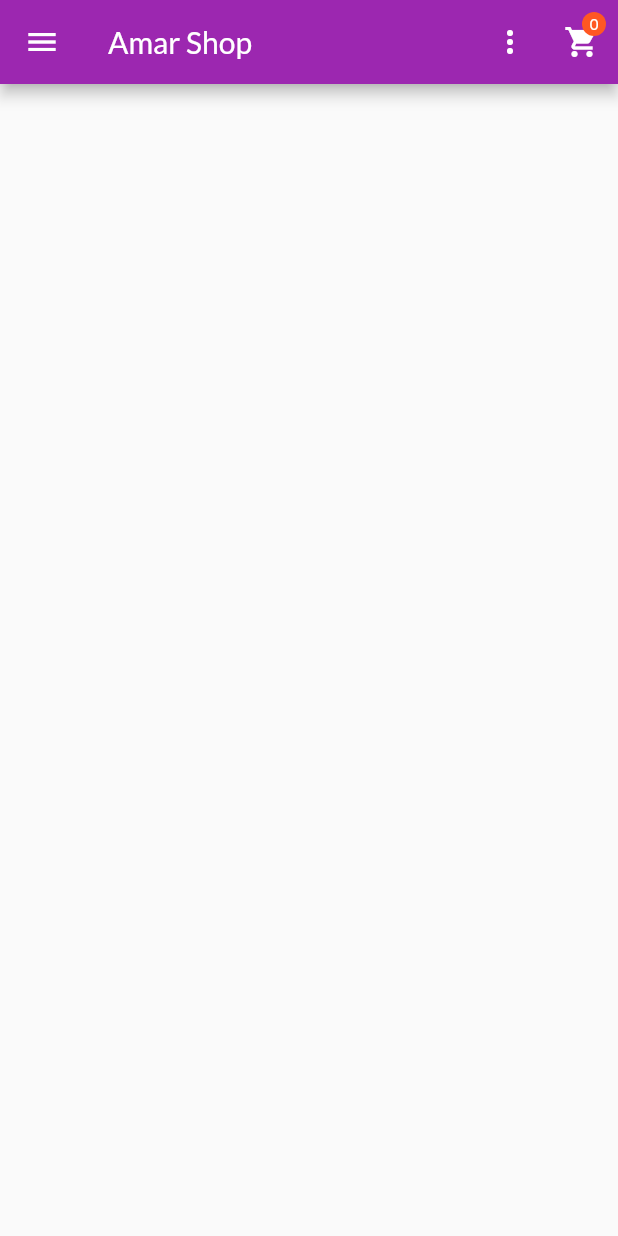
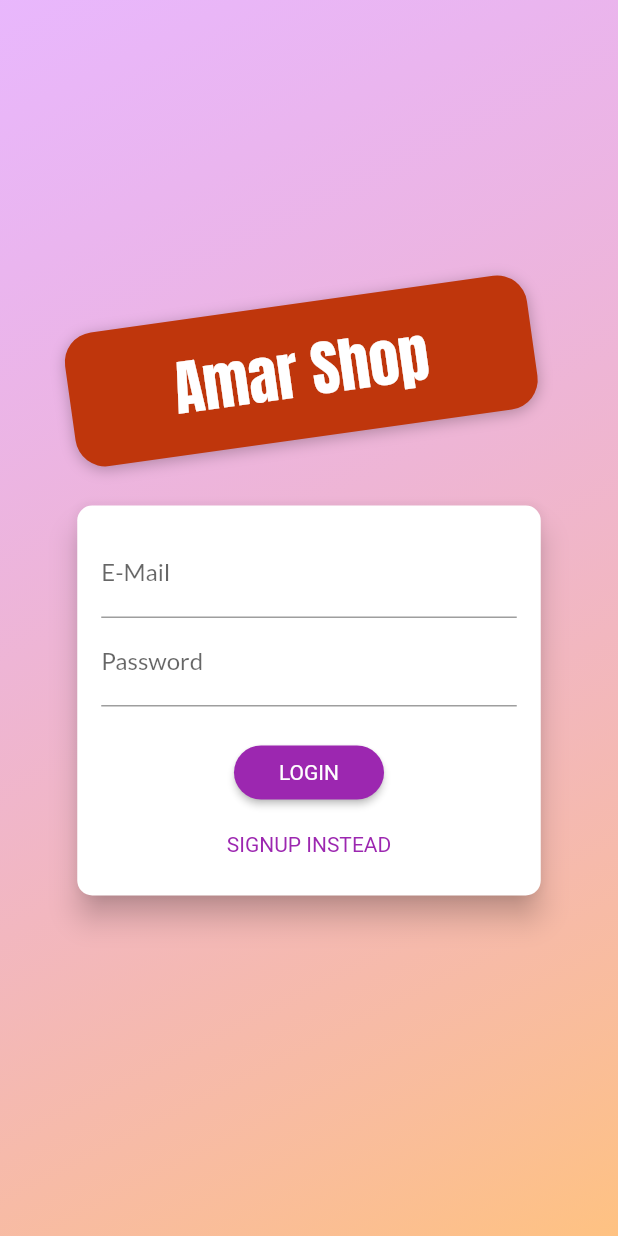
Before and after one commit to engineer-aslam-hossain/amar_shop, a Flutter app: the screen it shows after launch, on a phone screen of 412 x 824 dp. Run offline on Flutter 3.47's test engine with Material 2 defaults, Android fonts, the phone set to English and light mode, and no system bars.

Commit message:
enough for today

```diff
--- a/lib/main.dart
+++ b/lib/main.dart
@@ -1,3 +1,5 @@
+import 'package:amar_shop/providers/auth.dart';
+import 'package:amar_shop/screens/auth_screen.dart';
 import 'package:amar_shop/screens/edit_product_screen.dart';
 import 'package:amar_shop/screens/user_products_screen.dart';
 import 'package:flutter/material.dart';
@@ -20,11 +22,22 @@ class MyApp extends StatelessWidget {
   Widget build(BuildContext context) {
     return MultiProvider(
       providers: [
-        ChangeNotifierProvider(create: (ctx) => Products()),
+        ChangeNotifierProvider(create: (ctx) => Auth()),
+        ChangeNotifierProxyProvider<Auth, Products>(
+          create: (ctx) =>
+              Products(Provider.of<Auth>(ctx, listen: false).token),
+          update: (ctx, auth, prevProducts) =>
+              Products(Provider.of<Auth>(ctx, listen: false).token),
+        ),
         ChangeNotifierProvider(create: (ctx) => Cart()),
-        ChangeNotifierProvider(create: (ctx) => Orders()),
+        ChangeNotifierProxyProvider<Auth, Orders>(
+          create: (ctx) => Orders(Provider.of<Auth>(ctx, listen: false).token),
+          update: (ctx, auth, prevProducts) =>
+              Orders(Provider.of<Auth>(ctx, listen: false).token),
+        ),
       ],
-      child: MaterialApp(
+      child: Consumer<Auth>(
+        builder: (ctx, auth, child) => MaterialApp(
           debugShowCheckedModeBanner: false,
           title: 'Amar Shop',
           theme: ThemeData(
@@ -34,7 +47,8 @@ class MyApp extends StatelessWidget {
           ),
           initialRoute: '/',
           routes: {
-          '/': (ctx) => ProductOverviewScreen(),
+            '/': (ctx) => auth.isAuth ? ProductOverviewScreen() : AuthScreen(),
+            ProductOverviewScreen.routeName: (ctx) => ProductOverviewScreen(),
             ProductDetailScreen.routeName: (ctx) => ProductDetailScreen(),
             CartScreen.routeName: (ctx) => CartScreen(),
             OrdersScreen.routeName: (ctx) => OrdersScreen(),
@@ -42,6 +56,7 @@ class MyApp extends StatelessWidget {
             EditProductScreen.routeName: (ctx) => EditProductScreen(),
           },
         ),
+      ),
     );
   }
 }
--- /dev/null
+++ b/lib/providers/auth.dart
@@ -0,0 +1,63 @@
+import 'package:amar_shop/models/http_exception.dart';
+import 'package:flutter/material.dart';
+import 'package:http/http.dart' as http;
+import 'dart:convert';
+
+class Auth with ChangeNotifier {
+  String _token;
+  DateTime _expiryDate;
+  String _userId;
+
+  bool get isAuth {
+    return token != null;
+  }
+
+  String get token {
+    if (_expiryDate != null &&
+        _expiryDate.isAfter(DateTime.now()) &&
+        _token != null) {
+      return _token;
+    }
+    return null;
+  }
+
+  Future<void> _authenticate(
+      String email, String password, String method) async {
+    final url =
+        'https://identitytoolkit.googleapis.com/v1/accounts:$method?key=AIzaSyCzyeg_ea6OtP5KNigZxI6GGOiftwBZ3tE';
+
+    try {
+      final response = await http.post(
+        Uri.parse(url),
+        body: json.encode(
+          {
+            'email': email,
+            'password': password,
+            'returnSecureToken': true,
+          },
+        ),
+      );
+      final responseData = json.decode(response.body);
+      if (responseData['error'] != null) {
+        throw HttpException(responseData['error']['message']);
+      }
+
+      _token = responseData['idToken'];
+      _userId = responseData['localId'];
+      _expiryDate = DateTime.now()
+          .add(Duration(seconds: int.parse(responseData['expiresIn'])));
+
+      notifyListeners();
+    } catch (err) {
+      throw err;
+    }
+  }
+
+  Future<void> signUp(String email, String password) async {
+    return _authenticate(email, password, 'signUp');
+  }
+
+  Future<void> signIn(String email, String password) async {
+    return _authenticate(email, password, 'signInWithPassword');
+  }
+}
--- a/lib/providers/product.dart
+++ b/lib/providers/product.dart
@@ -19,12 +19,12 @@ class Product with ChangeNotifier {
     this.isFavorite = false,
   });
 
-  Future<void> toggleFavoriteStatus() async {
+  Future<void> toggleFavoriteStatus(String token) async {
     final oldStatus = isFavorite;
     isFavorite = !isFavorite;
     notifyListeners();
     final url =
-        'https://amar-shop-efdfb-default-rtdb.firebaseio.com/products/$id.json';
+        'https://amar-shop-efdfb-default-rtdb.firebaseio.com/products/$id.json?auth=$token';
 
     try {
       final response = await http.patch(Uri.parse(url),
--- /dev/null
+++ b/lib/screens/auth_screen.dart
@@ -0,0 +1,288 @@
+import 'dart:math';
+
+import 'package:amar_shop/models/http_exception.dart';
+import 'package:amar_shop/providers/auth.dart';
+import 'package:amar_shop/screens/product_overview_screen.dart';
+import 'package:flutter/material.dart';
+import 'package:provider/provider.dart';
+
+enum AuthMode { Signup, Login }
+
+class AuthScreen extends StatelessWidget {
+  static const routeName = '/auth';
+
+  @override
+  Widget build(BuildContext context) {
+    final deviceSize = MediaQuery.of(context).size;
+    // final transformConfig = Matrix4.rotationZ(-8 * pi / 180);
+    // transformConfig.translate(-10.0);
+    return Scaffold(
+      // resizeToAvoidBottomInset: false,
+      body: Stack(
+        children: <Widget>[
+          Container(
+            decoration: BoxDecoration(
+              gradient: LinearGradient(
+                colors: [
+                  Color.fromRGBO(215, 117, 255, 1).withOpacity(0.5),
+                  Color.fromRGBO(255, 188, 117, 1).withOpacity(0.9),
+                ],
+                begin: Alignment.topLeft,
+                end: Alignment.bottomRight,
+                stops: [0, 1],
+              ),
+            ),
+          ),
+          SingleChildScrollView(
+            child: Container(
+              height: deviceSize.height,
+              width: deviceSize.width,
+              child: Column(
+                mainAxisAlignment: MainAxisAlignment.center,
+                crossAxisAlignment: CrossAxisAlignment.center,
+                children: <Widget>[
+                  Flexible(
+                    child: Container(
+                      margin: EdgeInsets.only(bottom: 20.0),
+                      padding: EdgeInsets.symmetric(
+                          vertical: 15.0, horizontal: 70.0),
+                      transform: Matrix4.rotationZ(-8 * pi / 180)
+                        ..translate(-10.0),
+                      // ..translate(-10.0),
+                      decoration: BoxDecoration(
+                        borderRadius: BorderRadius.circular(20),
+                        color: Colors.deepOrange.shade900,
+                        boxShadow: [
+                          BoxShadow(
+                            blurRadius: 8,
+                            color: Colors.black26,
+                            offset: Offset(0, 2),
+                          )
+                        ],
+                      ),
+                      child: Text(
+                        'Amar Shop',
+                        style: TextStyle(
+                          color:
+                              Theme.of(context).accentTextTheme.headline6.color,
+                          fontSize: 40,
+                          fontFamily: 'Anton',
+                          fontWeight: FontWeight.normal,
+                        ),
+                      ),
+                    ),
+                  ),
+                  Flexible(
+                    flex: deviceSize.width > 600 ? 2 : 1,
+                    child: AuthCard(),
+                  ),
+                ],
+              ),
+            ),
+          ),
+        ],
+      ),
+    );
+  }
+}
+
+class AuthCard extends StatefulWidget {
+  const AuthCard({
+    Key key,
+  }) : super(key: key);
+
+  @override
+  _AuthCardState createState() => _AuthCardState();
+}
+
+class _AuthCardState extends State<AuthCard> {
+  final GlobalKey<FormState> _formKey = GlobalKey();
+  AuthMode _authMode = AuthMode.Login;
+  Map<String, String> _authData = {
+    'email': '',
+    'password': '',
+  };
+  var _isLoading = false;
+  final _passwordController = TextEditingController();
+
+  void _showErrorDialog(String message) {
+    showDialog(
+      context: context,
+      builder: (ctx) => AlertDialog(
+        title: Text('An Error Occurred!'),
+        content: Text(message),
+        actions: [
+          TextButton(
+            onPressed: () {
+              Navigator.of(context).pop();
+            },
+            child: Text('Okay'),
+          ),
+        ],
+      ),
+    );
+  }
+
+  Future<void> _submit() async {
+    if (!_formKey.currentState.validate()) {
+      // Invalid!
+      return;
+    }
+    _formKey.currentState.save();
+    setState(() {
+      _isLoading = true;
+    });
+    try {
+      if (_authMode == AuthMode.Login) {
+        // Log user in
+        await Provider.of<Auth>(context, listen: false)
+            .signIn(_authData['email'], _authData['password']);
+        Navigator.pushNamed(context, ProductOverviewScreen.routeName);
+      } else {
+        // Sign user up
+        await Provider.of<Auth>(context, listen: false)
+            .signUp(_authData['email'], _authData['password']);
+      }
+    } on HttpException catch (err) {
+      var errorMessage = 'Authentication Failed';
+      if (err.toString().contains('EMAIL_EXISTS')) {
+        errorMessage = 'This email address already exists';
+      } else if (err.toString().contains('TOO_MANY_ATTEMPTS_TRY_LATER')) {
+        errorMessage = 'Too many Attempts try again later';
+      } else if (err.toString().contains('OPERATION_NOT_ALLOWED')) {
+        errorMessage = 'Password sign-in is disabled for this project.';
+      } else if (err.toString().contains('INVALID_EMAIL')) {
+        errorMessage = 'This is not a valid email address';
+      } else if (err.toString().contains('WEAK_PASSWORD')) {
+        errorMessage = 'This password is too weak.';
+      } else if (err.toString().contains('EMAIL_NOT_FOUND')) {
+        errorMessage = 'Email not found .';
+      } else if (err.toString().contains('INVALID_PASSWORD')) {
+        errorMessage = 'Password is incorrect for this account';
+      } else if (err.toString().contains('USER_DISABLED')) {
+        errorMessage = 'User is desabled by the authority';
+      }
+      _showErrorDialog(errorMessage);
+    } catch (err) {
+      var errorMessage = 'could not authenticate you. Please try again later.';
+      _showErrorDialog(errorMessage);
+    }
+    setState(() {
+      _isLoading = false;
+    });
+  }
+
+  void _switchAuthMode() {
+    if (_authMode == AuthMode.Login) {
+      setState(() {
+        _authMode = AuthMode.Signup;
+      });
+    } else {
+      setState(() {
+        _authMode = AuthMode.Login;
+      });
+    }
+  }
+
+  @override
+  Widget build(BuildContext context) {
+    final deviceSize = MediaQuery.of(context).size;
+    return Card(
+      shape: RoundedRectangleBorder(
+        borderRadius: BorderRadius.circular(10.0),
+      ),
+      elevation: 8.0,
+      child: Container(
+        height: _authMode == AuthMode.Signup ? 320 : 260,
+        constraints:
+            BoxConstraints(minHeight: _authMode == AuthMode.Signup ? 320 : 260),
+        width: deviceSize.width * 0.75,
+        padding: EdgeInsets.all(16.0),
+        child: Form(
+          key: _formKey,
+          child: SingleChildScrollView(
+            child: Column(
+              children: <Widget>[
+                TextFormField(
+                  decoration: InputDecoration(labelText: 'E-Mail'),
+                  keyboardType: TextInputType.emailAddress,
+                  validator: (value) {
+                    if (value.isEmpty || !value.contains('@')) {
+                      return 'Invalid email!';
+                    }
+                    return null;
+                    return null;
+                  },
+                  onSaved: (value) {
+                    _authData['email'] = value;
+                  },
+                ),
+                TextFormField(
+                  decoration: InputDecoration(labelText: 'Password'),
+                  obscureText: true,
+                  controller: _passwordController,
+                  validator: (value) {
+                    if (value.isEmpty || value.length < 5) {
+                      return 'Password is too short!';
+                    }
+                  },
+                  onSaved: (value) {
+                    _authData['password'] = value;
+                  },
+                ),
+                if (_authMode == AuthMode.Signup)
+                  TextFormField(
+                    enabled: _authMode == AuthMode.Signup,
+                    decoration: InputDecoration(labelText: 'Confirm Password'),
+                    obscureText: true,
+                    validator: _authMode == AuthMode.Signup
+                        ? (value) {
+                            if (value != _passwordController.text) {
+                              return 'Passwords do not match!';
+                            }
+                          }
+                        : null,
+                  ),
+                SizedBox(
+                  height: 20,
+                ),
+                if (_isLoading)
+                  CircularProgressIndicator()
+                else
+                  ElevatedButton(
+                    child:
+                        Text(_authMode == AuthMode.Login ? 'LOGIN' : 'SIGN UP'),
+                    onPressed: _submit,
+                    style: ButtonStyle(
+                      shape: MaterialStateProperty.all(
+                        RoundedRectangleBorder(
+                          borderRadius: BorderRadius.circular(20),
+                        ),
+                      ),
+                      padding: MaterialStateProperty.all(EdgeInsets.symmetric(
+                          horizontal: 30.0, vertical: 8.0)),
+                      backgroundColor: MaterialStateProperty.all(
+                          Theme.of(context).primaryColor),
+                      textStyle: MaterialStateProperty.all(TextStyle(
+                        color: Theme.of(context).primaryTextTheme.button.color,
+                      )),
+                    ),
+                  ),
+                TextButton(
+                  child: Text(
+                      '${_authMode == AuthMode.Login ? 'SIGNUP' : 'LOGIN'} INSTEAD'),
+                  onPressed: _switchAuthMode,
+                  style: ButtonStyle(
+                      padding: MaterialStateProperty.all(
+                          EdgeInsets.symmetric(horizontal: 30.0, vertical: 4)),
+                      textStyle: MaterialStateProperty.all(
+                          TextStyle(color: Theme.of(context).primaryColor))),
+                ),
+              ],
+            ),
+          ),
+        ),
+      ),
+    );
+  }
+}
--- a/lib/widgets/product_item.dart
+++ b/lib/widgets/product_item.dart
@@ -1,3 +1,4 @@
+import 'package:amar_shop/providers/auth.dart';
 import 'package:amar_shop/providers/cart.dart';
 import 'package:flutter/material.dart';
 import 'package:provider/provider.dart';
@@ -9,6 +10,7 @@ class ProductItem extends StatelessWidget {
   Widget build(BuildContext context) {
     final product = Provider.of<Product>(context, listen: false);
     final cart = Provider.of<Cart>(context, listen: false);
+    final authData = Provider.of<Auth>(context, listen: false);
 
     return ClipRRect(
       borderRadius: BorderRadius.circular(10),
@@ -31,7 +33,7 @@ class ProductItem extends StatelessWidget {
                 color: Theme.of(context).accentColor,
               ),
               onPressed: () {
-                pro_duct.toggleFavoriteStatus();
+                pro_duct.toggleFavoriteStatus(authData.token);
               },
             ),
           ),
```
Also changed, not shown: lib/providers/orders.dart (+41 -3 lines), lib/providers/products.dart (+14 -6 lines), lib/screens/orders_screen.dart (+21 -4 lines). Lines whose indentation alone changed are shown as unchanged.
